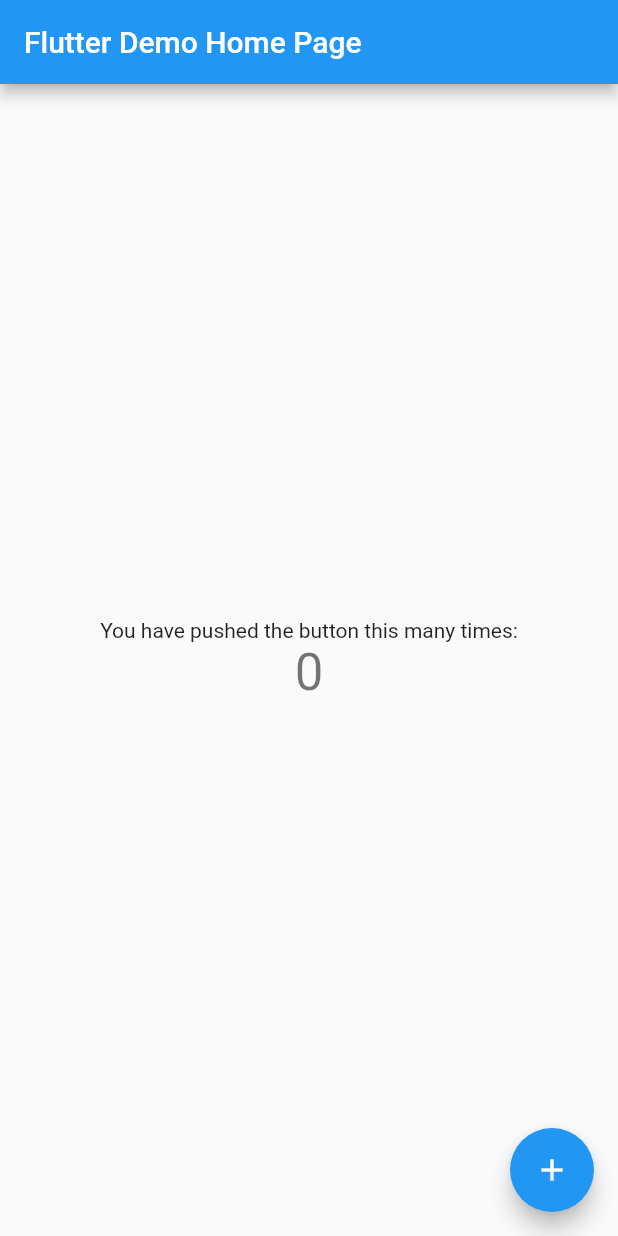
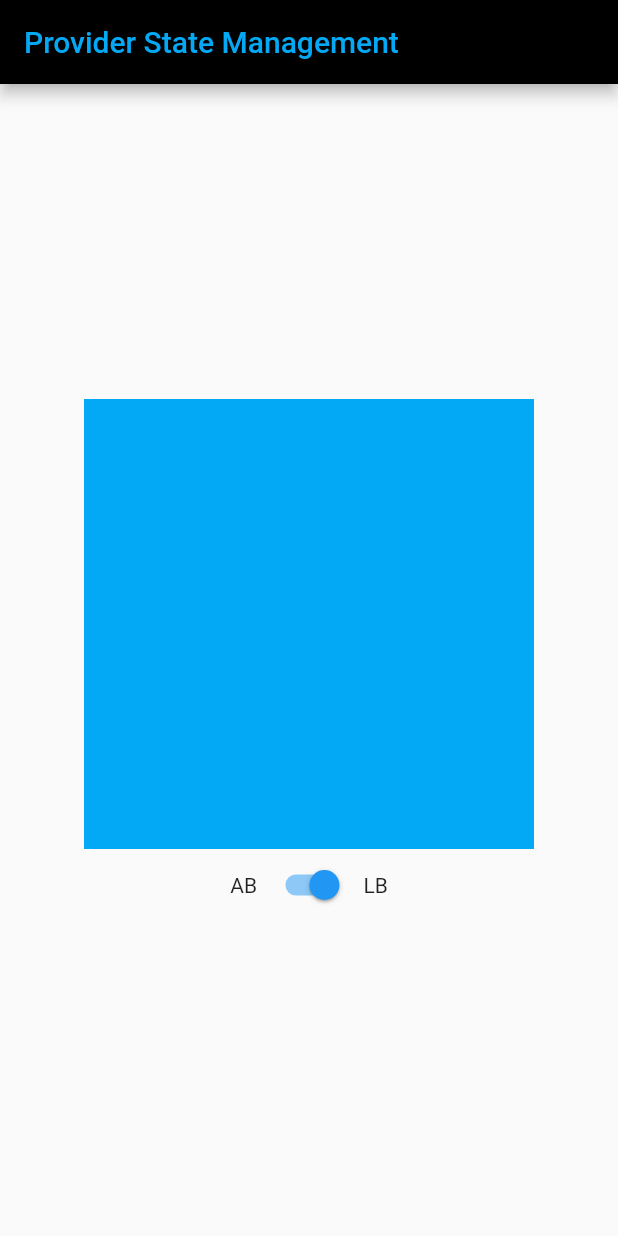
Before and after one commit to arisupriatna14/demo-flutter-state-management, a Flutter app: the screen it shows after launch, on a phone screen of 412 x 824 dp. Run offline on Flutter 3.47's test engine with Material 2 defaults, Android fonts, the phone set to English and light mode, and no system bars.

Commit message:
provider part 1: done 🎉

```diff
--- /dev/null
+++ b/lib/application_color.dart
@@ -0,0 +1,13 @@
+import 'package:flutter/material.dart';
+
+class ApplicationColor with ChangeNotifier {
+  bool _isLightBlue = true;
+
+  bool get isLightBlue => _isLightBlue;
+  set isLightBlue(bool value) {
+    _isLightBlue = value;
+    notifyListeners();
+  }
+
+  Color get color => _isLightBlue ? Colors.lightBlue : Colors.amber;
+}
--- a/lib/main.dart
+++ b/lib/main.dart
@@ -1,4 +1,6 @@
 import 'package:flutter/material.dart';
+import 'package:demo_flutter_provider/application_color.dart';
+import 'package:provider/provider.dart';
 
 void main() => runApp(MyApp());
 
@@ -9,103 +11,71 @@ class MyApp extends StatelessWidget {
     return MaterialApp(
       title: 'Flutter Demo',
       theme: ThemeData(
-        // This is the theme of your application.
-        //
-        // Try running your application with "flutter run". You'll see the
-        // application has a blue toolbar. Then, without quitting the app, try
-        // changing the primarySwatch below to Colors.green and then invoke
-        // "hot reload" (press "r" in the console where you ran "flutter run",
-        // or simply save your changes to "hot reload" in a Flutter IDE).
-        // Notice that the counter didn't reset back to zero; the application
-        // is not restarted.
         primarySwatch: Colors.blue,
       ),
-      home: MyHomePage(title: 'Flutter Demo Home Page'),
+      home: MyHomePage(),
     );
   }
 }
 
-class MyHomePage extends StatefulWidget {
-  MyHomePage({Key key, this.title}) : super(key: key);
-
-  // This widget is the home page of your application. It is stateful, meaning
-  // that it has a State object (defined below) that contains fields that affect
-  // how it looks.
-
-  // This class is the configuration for the state. It holds the values (in this
-  // case the title) provided by the parent (in this case the App widget) and
-  // used by the build method of the State. Fields in a Widget subclass are
-  // always marked "final".
-
-  final String title;
-
-  @override
-  _MyHomePageState createState() => _MyHomePageState();
-}
-
-class _MyHomePageState extends State<MyHomePage> {
-  int _counter = 0;
-
-  void _incrementCounter() {
-    setState(() {
-      // This call to setState tells the Flutter framework that something has
-      // changed in this State, which causes it to rerun the build method below
-      // so that the display can reflect the updated values. If we changed
-      // _counter without calling setState(), then the build method would not be
-      // called again, and so nothing would appear to happen.
-      _counter++;
-    });
-  }
+class MyHomePage extends StatelessWidget {
+  const MyHomePage({Key key}) : super(key: key);
 
   @override
   Widget build(BuildContext context) {
-    // This method is rerun every time setState is called, for instance as done
-    // by the _incrementCounter method above.
-    //
-    // The Flutter framework has been optimized to make rerunning build methods
-    // fast, so that you can just rebuild anything that needs updating rather
-    // than having to individually change instances of widgets.
-    return Scaffold(
-      appBar: AppBar(
-        // Here we take the value from the MyHomePage object that was created by
-        // the App.build method, and use it to set our appbar title.
-        title: Text(widget.title),
-      ),
-      body: Center(
-        // Center is a layout widget. It takes a single child and positions it
-        // in the middle of the parent.
-        child: Column(
-          // Column is also a layout widget. It takes a list of children and
-          // arranges them vertically. By default, it sizes itself to fit its
-          // children horizontally, and tries to be as tall as its parent.
-          //
-          // Invoke "debug painting" (press "p" in the console, choose the
-          // "Toggle Debug Paint" action from the Flutter Inspector in Android
-          // Studio, or the "Toggle Debug Paint" command in Visual Studio Code)
-          // to see the wireframe for each widget.
-          //
-          // Column has various properties to control how it sizes itself and
-          // how it positions its children. Here we use mainAxisAlignment to
-          // center the children vertically; the main axis here is the vertical
-          // axis because Columns are vertical (the cross axis would be
-          // horizontal).
+    return ChangeNotifierProvider(
+      create: (BuildContext context) => ApplicationColor(),
+      child: Scaffold(
+        appBar: AppBar(
+          title: Consumer<ApplicationColor>(
+            builder: (BuildContext context, ApplicationColor value, _) {
+              return Text(
+                "Provider State Management",
+                style: TextStyle(
+                  color: value.color
+                ),
+              );
+            },
+          ),
+          backgroundColor: Colors.black,
+        ),
+        body: Column(
           mainAxisAlignment: MainAxisAlignment.center,
           children: <Widget>[
-            Text(
-              'You have pushed the button this many times:',
+            Consumer<ApplicationColor>(
+              builder: (BuildContext context, ApplicationColor value, Widget child) {
+                return AnimatedContainer(
+                  width: 300,
+                  height: 300,
+                  color: value.color,
+                  duration: Duration(milliseconds: 500)
+                );
+              }
             ),
-            Text(
-              '$_counter',
-              style: Theme.of(context).textTheme.display1,
-            ),
+            Row(
+              mainAxisAlignment: MainAxisAlignment.center,
+              children: <Widget>[
+                Container(
+                  margin: EdgeInsets.all(6),
+                  child: Text("AB"),
+                ),
+                Consumer<ApplicationColor>(
+                  builder: (BuildContext context, ApplicationColor value, Widget child) {
+                    return Switch(
+                      value: value.isLightBlue,
+                      onChanged: (newValue) => value.isLightBlue = newValue
+                    );
+                  },
+                ),
+                Container(
+                  margin: EdgeInsets.all(6),
+                  child: Text("LB"),
+                ),
+              ],
+            )
           ],
         ),
       ),
-      floatingActionButton: FloatingActionButton(
-        onPressed: _incrementCounter,
-        tooltip: 'Increment',
-        child: Icon(Icons.add),
-      ), // This trailing comma makes auto-formatting nicer for build methods.
     );
   }
 }
--- a/pubspec.yaml
+++ b/pubspec.yaml
@@ -23,6 +23,7 @@ dependencies:
   # The following adds the Cupertino Icons font to your application.
   # Use with the CupertinoIcons class for iOS style icons.
   cupertino_icons: ^0.1.2
+  provider: ^4.0.1
 
 dev_dependencies:
   flutter_test:
```
Also changed, not shown: pubspec.lock.
